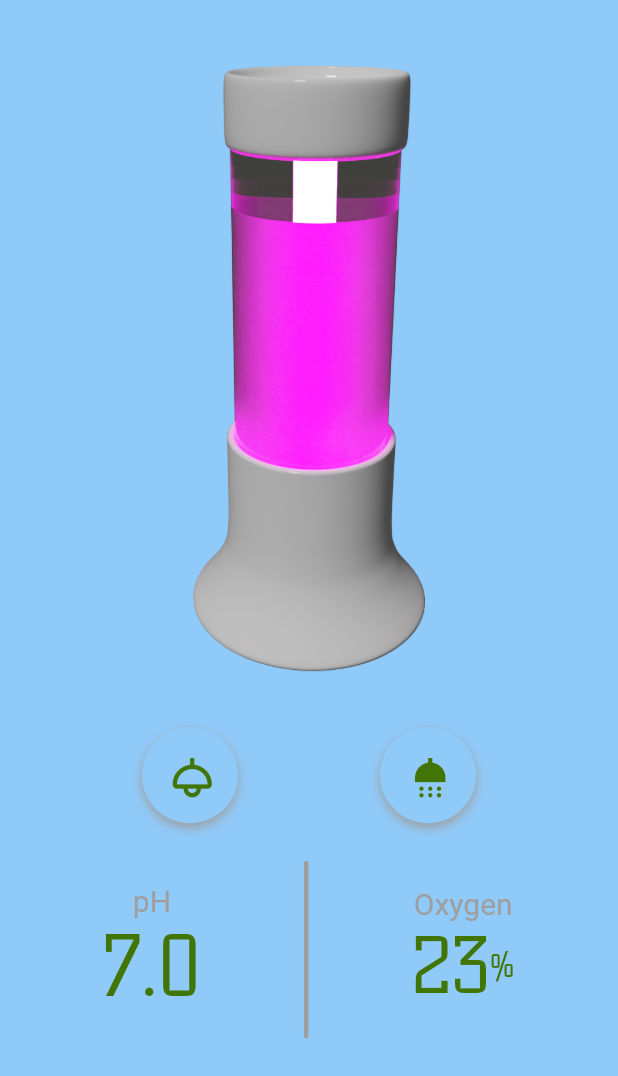
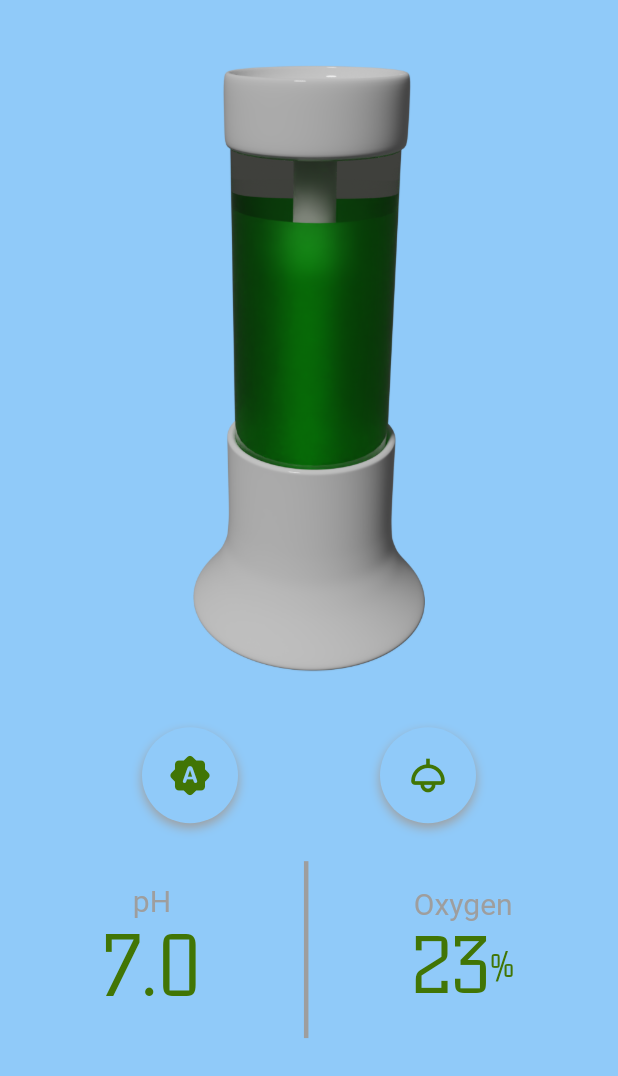
Before and after one commit to RohitEdathil/purifyer-app, a Flutter app: the HomeView screen opened directly, on a phone screen of 412 x 824 dp, the part 160-1236 px from its top. Run offline on Flutter 3.47's test engine with Material 2 defaults, Android fonts, the light colour scheme and no system bars; our stand-ins replace lottie, permission_handler; missing offline and left inert: flutter_reactive_ble.

Commit message:
Auto / manual toggle enabled

```diff
--- a/purifier/lib/components/dynamic_image.dart
+++ b/purifier/lib/components/dynamic_image.dart
@@ -9,9 +9,13 @@ class PurifierPhoto extends StatelessWidget {
   Widget build(BuildContext context) {
     final currentTime = DateTime.now().hour * 60 + DateTime.now().minute;
     final time = Provider.of<Connector>(context).time;
-    bool light =
-        currentTime >= time && currentTime <= time + 1080 ? true : false;
+    final manuallyOn = Provider.of<Connector>(context).light == 1;
+    bool isAuto = Provider.of<Connector>(context).auto == 1;
+    bool light = isAuto
+        ? (currentTime >= time && currentTime <= time + 1080 ? true : false)
+        : manuallyOn;
     final error = Provider.of<Connector>(context).error != ErrorType.noError;
+
     return FractionallySizedBox(
       heightFactor: 0.8,
       child: Center(
--- a/purifier/lib/connector.dart
+++ b/purifier/lib/connector.dart
@@ -15,7 +15,8 @@ class Connector extends ChangeNotifier {
   int o2 = 23;
   ErrorType error = ErrorType.noError;
   int time = 120;
-  int valve = 0;
+  int light = 0;
+  int auto = 0;
 
   // Initializes library
   FlutterReactiveBle ble = FlutterReactiveBle();
@@ -31,8 +32,10 @@ class Connector extends ChangeNotifier {
       characteristicId: O2, serviceId: SENSORS, deviceId: deviceId);
   final errorCharacteristic = QualifiedCharacteristic(
       characteristicId: CODE, serviceId: ERROR, deviceId: deviceId);
-  final valveCharacteristic = QualifiedCharacteristic(
-      characteristicId: VALVE, serviceId: SENSORS, deviceId: deviceId);
+  final lightCharacteristic = QualifiedCharacteristic(
+      characteristicId: LIGHT_ON, serviceId: SENSORS, deviceId: deviceId);
+  final autoCharacteristic = QualifiedCharacteristic(
+      characteristicId: AUTO, serviceId: SENSORS, deviceId: deviceId);
 
   /// Reconnects to the GATT Server
   void reconnect() {
@@ -96,10 +99,15 @@ class Connector extends ChangeNotifier {
             .readCharacteristic(errorCharacteristic)
             .then((value) => error = errorType(value[0]));
 
-        // Reads the current valve state
+        // Reads the current light state
         ble
-            .readCharacteristic(valveCharacteristic)
-            .then((value) => valve = value[0]);
+            .readCharacteristic(lightCharacteristic)
+            .then((value) => light = value[0]);
+
+        // Reads if mode is auto
+        ble
+            .readCharacteristic(autoCharacteristic)
+            .then((value) => auto = value[0]);
 
         // Starts listening for errors
         ble.subscribeToCharacteristic(errorCharacteristic).listen((value) {
@@ -140,9 +148,15 @@ class Connector extends ChangeNotifier {
     notifyListeners();
   }
 
-  void toggleValve() {
-    valve = valve == 0 ? 1 : 0;
-    ble.writeCharacteristicWithResponse(valveCharacteristic, value: [valve]);
+  void toggleLight() {
+    light = light == 0 ? 1 : 0;
+    ble.writeCharacteristicWithResponse(lightCharacteristic, value: [light]);
+    notifyListeners();
+  }
+
+  void toggleAuto() {
+    auto = auto == 0 ? 1 : 0;
+    ble.writeCharacteristicWithResponse(autoCharacteristic, value: [auto]);
     notifyListeners();
   }
 
--- a/purifier/lib/uuids.dart
+++ b/purifier/lib/uuids.dart
@@ -11,4 +11,5 @@ final CLOCK = Uuid.parse('18c4523c-bc22-43cb-8c8d-f35feda7f258');
 final O2 = Uuid.parse('54aed7c2-99d4-4551-b5aa-9ef9a31c61f5');
 final PH = Uuid.parse('c0b7d202-cf73-4913-9c61-f4b50eb98678');
 final CODE = Uuid.parse('364e6a2c-ed70-405f-bed9-8413bfbf2ea0');
-final VALVE = Uuid.parse('a8b1030a-6d47-11ec-90d6-0242ac120003');
+final LIGHT_ON = Uuid.parse('a8b1030a-6d47-11ec-90d6-0242ac120003');
+final AUTO = Uuid.parse('6719db7c-a03e-11ec-b909-0242ac120002');
--- a/purifier/lib/views/home.dart
+++ b/purifier/lib/views/home.dart
@@ -13,12 +13,17 @@ class HomeView extends StatelessWidget {
         builder: (BuildContext context) => TimePopup());
   }
 
-  void _valveToggle(context) {
-    Provider.of<Connector>(context, listen: false).toggleValve();
+  void _lightToggle(context) {
+    Provider.of<Connector>(context, listen: false).toggleLight();
+  }
+
+  void _autoToggle(context) {
+    Provider.of<Connector>(context, listen: false).toggleAuto();
   }
 
   @override
   Widget build(BuildContext context) {
+    bool isAuto = Provider.of<Connector>(context).auto == 1;
     return Scaffold(
       backgroundColor: Theme.of(context).backgroundColor,
       appBar: AppBar(
@@ -45,8 +50,10 @@ class HomeView extends StatelessWidget {
                 Row(
                   mainAxisAlignment: MainAxisAlignment.spaceEvenly,
                   children: [
-                    LightButton(_timePopup),
-                    ValveButton(_valveToggle),
+                    AutoButton(_autoToggle),
+                    isAuto
+                        ? ScheduleButton(_timePopup)
+                        : LightButton(_lightToggle),
                   ],
                 ),
               ],
@@ -59,9 +66,9 @@ class HomeView extends StatelessWidget {
   }
 }
 
-class LightButton extends StatelessWidget {
+class ScheduleButton extends StatelessWidget {
   final void Function(BuildContext context) _onPress;
-  const LightButton(this._onPress);
+  const ScheduleButton(this._onPress);
   @override
   Widget build(BuildContext context) {
     return Align(
@@ -78,7 +85,7 @@ class LightButton extends StatelessWidget {
                   color: Theme.of(context).dividerColor)
             ]),
         child: IconButton(
-          icon: Icon(Icons.light_outlined, size: 35),
+          icon: Icon(Icons.av_timer_outlined, size: 30),
           color: Theme.of(context).colorScheme.secondary,
           onPressed: () => _onPress(context),
         ),
@@ -87,12 +94,12 @@ class LightButton extends StatelessWidget {
   }
 }
 
-class ValveButton extends StatelessWidget {
+class LightButton extends StatelessWidget {
   final void Function(BuildContext context) _onPress;
-  const ValveButton(this._onPress);
+  const LightButton(this._onPress);
   @override
   Widget build(BuildContext context) {
-    bool isActive = Provider.of<Connector>(context).valve == 1;
+    bool isActive = Provider.of<Connector>(context).light == 1;
     return Align(
       alignment: Alignment.bottomCenter,
       child: Container(
@@ -109,7 +116,7 @@ class ValveButton extends StatelessWidget {
                   color: Theme.of(context).dividerColor)
             ]),
         child: IconButton(
-          icon: Icon(Icons.shower, size: 35),
+          icon: Icon(Icons.light_outlined, size: 30),
           color: !isActive
               ? Theme.of(context).colorScheme.secondary
               : Theme.of(context).backgroundColor,
@@ -119,3 +126,36 @@ class ValveButton extends StatelessWidget {
     );
   }
 }
+
+class AutoButton extends StatelessWidget {
+  final void Function(BuildContext context) _onPress;
+  const AutoButton(this._onPress);
+  @override
+  Widget build(BuildContext context) {
+    bool isActive = Provider.of<Connector>(context).auto == 1;
+    return Align(
+      alignment: Alignment.bottomCenter,
+      child: Container(
+        padding: EdgeInsets.all(8),
+        decoration: BoxDecoration(
+            shape: BoxShape.circle,
+            color: isActive
+                ? Theme.of(context).colorScheme.secondary
+                : Theme.of(context).backgroundColor,
+            boxShadow: [
+              BoxShadow(
+                  blurRadius: 5,
+                  offset: Offset(0, 3),
+                  color: Theme.of(context).dividerColor)
+            ]),
+        child: IconButton(
+          icon: Icon(Icons.brightness_auto_rounded, size: 30),
+          color: !isActive
+              ? Theme.of(context).colorScheme.secondary
+              : Theme.of(context).backgroundColor,
+          onPressed: () => _onPress(context),
+        ),
+      ),
+    );
+  }
+}
```
